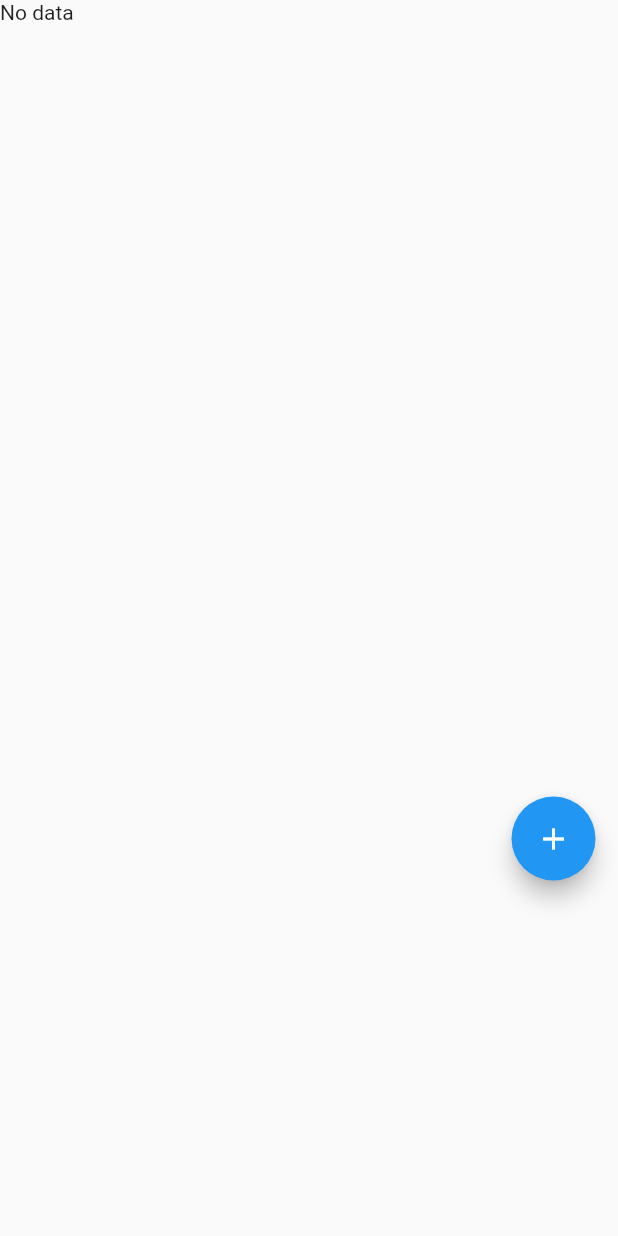
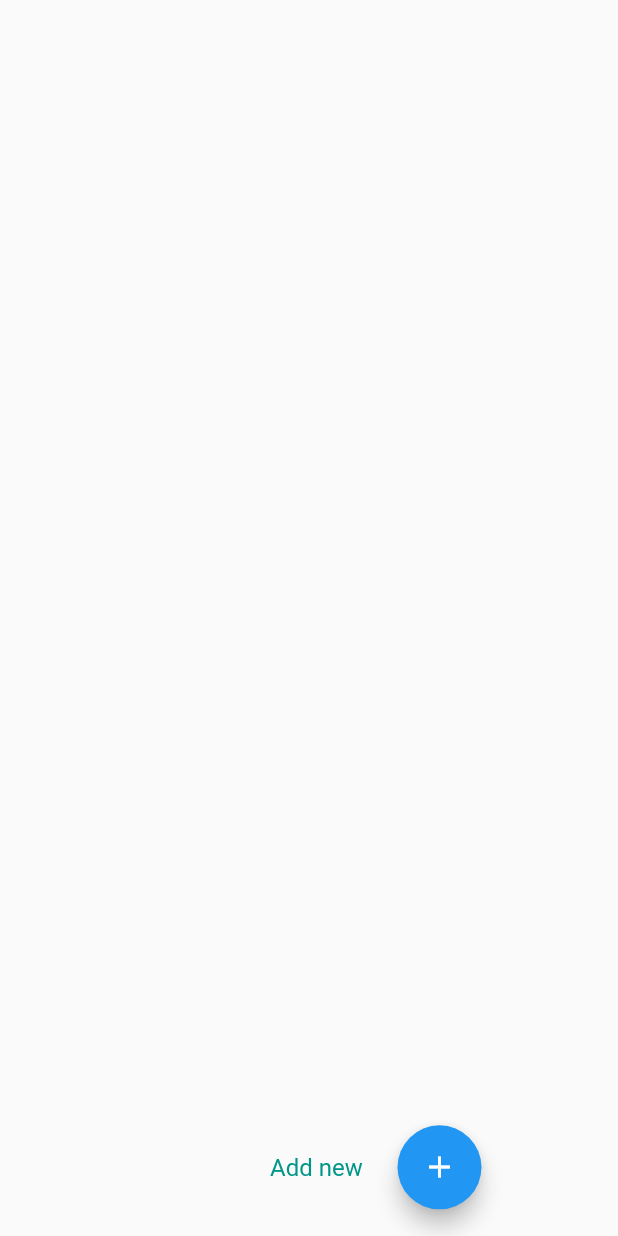
Before and after one commit to Akshaykakkodi/Expence-tracker, a Flutter app: the screen it shows after launch, on a phone screen of 412 x 824 dp. Run offline on Flutter 3.47's test engine with Material 2 defaults, Android fonts, the phone set to English and light mode, and no system bars; our stand-ins replace fluttertoast.

Commit message:
home page modification

```diff
--- a/lib/Home.dart
+++ b/lib/Home.dart
@@ -1,7 +1,7 @@
 import 'package:expense_tracke_r/page1.dart';
 import 'package:flutter/cupertino.dart';
 import 'package:flutter/material.dart';
-import 'package:shared_preferences/shared_preferences.dart';
+import 'constants.dart';
 
 class Home extends StatefulWidget {
   const Home({Key? key}) : super(key: key);
@@ -11,88 +11,102 @@ class Home extends StatefulWidget {
 }
 
 class _HomeState extends State<Home> {
-  var amnt;
-  var purpse;
+  var details;
 
+  Future<dynamic>? getData() {
+    details = Constants.expense;
+    return null;
+  }
 
-  Future<dynamic>getData() async {
-    SharedPreferences spref =await SharedPreferences.getInstance();
-    amnt= spref.getString('amount');
-    purpse= spref.getString('purpose');
-
-
-    return amnt;
-  }
   @override
   Widget build(BuildContext context) {
     return Scaffold(
       body: SafeArea(
-        child: Expanded(
-          child: ListView(
-
+        child: Column(
           children: [
-              FutureBuilder(
+            Expanded(
+              flex: 8,
+              child: FutureBuilder(
                 future: getData(),
                 builder: (context, snapshot) {
-                if(snapshot.hasData){
-                  return Padding(
-                    padding: const EdgeInsets.all(20.0),
-                    child: Card(
-                      child: Center(
+                  return ListView.builder(
+                    itemCount: Constants.expense.length,
+                    itemBuilder: (context, index) {
+                      return Card(
+                        color: Colors.cyan,
+                        child: Container(
+                          height: 80,
+                          width: double.infinity,
                           child: Column(
                             children: [
-                            Row(
+                              Padding(
+                                padding:
+                                    const EdgeInsets.only(left: 115, top: 15),
+                                child: Row(
                                   children: [
+                                    Text(
+                                      'Amount : ',
+                                      style: TextStyle(
+                                          fontSize: 18,
+                                          fontWeight: FontWeight.bold),
+                                    ),
+                                    Text(
+                                        'Rs ${Constants.expense[index]['Amount']}'),
+                                  ],
+                                ),
+                              ),
+                              SizedBox(height: 5,),
                               Padding(
-                                  padding: const EdgeInsets.all(6.0),
-                                  child: Text('Amount : ',style: TextStyle(fontSize: 20,fontWeight: FontWeight.bold,)),
+                                padding: const EdgeInsets.only(left: 115),
+                                child: Row(
+                                  children: [
+                                    Text(
+                                      'Purpose : ',
+                                      style: TextStyle(
+                                          fontSize: 18,
+                                          fontWeight: FontWeight.bold),
                                     ),
-                                Padding(
-                                  padding: const EdgeInsets.all(5.0),
-                                  child: Text('Rs $amnt',style: TextStyle(fontSize: 15)),
+                                    Text(Constants.expense[index]['purpose']),
+                                  ],
+                                ),
                               ),
                             ],
                           ),
-                            Row(
+                        ),
+                      );
+                    },
+                  );
+                },
+              ),
+            ),
+            Expanded(
+              flex: 1,
+              child: Row(
                 children: [
-
-                                Padding(
-                                  padding: const EdgeInsets.all(6.0),
-                                  child: Text('Purpose : ',style: TextStyle(fontSize: 20,fontWeight: FontWeight.bold),),
+                  SizedBox(
+                    width:250 ,
+                    child: Padding(
+                      padding: const EdgeInsets.only(left: 180),
+                      child: Text('Add new',style: TextStyle(fontSize: 16,color: Colors.teal)),
+                    ),
                   ),
                   Padding(
-                                  padding: const EdgeInsets.all(5.0),
-                                  child: Text(purpse,style: TextStyle(fontSize: 15),),
+                    padding: const EdgeInsets.all(15.0),
+                    child: FloatingActionButton(
+                      onPressed: () {
+                        Navigator.push(context, MaterialPageRoute(
+                          builder: (context) {
+                            return Mainpage();
+                          },
+                        ));
+                      },
+                      child: Icon(Icons.add),
+                    ),
                   )
                 ],
               ),
-
+            ),
           ],
-                        ),
-                      ),
-
-                    ),
-                  );
-
-                }else {return Text('No data');}
-              },),
-              SizedBox(height: 500,),
-              Row(
-                mainAxisAlignment: MainAxisAlignment.end,
-                children: [
-
-                  Padding(
-                    padding: const EdgeInsets.all(15.0),
-                    child: FloatingActionButton(onPressed: () {
-                        Navigator.push(context, MaterialPageRoute(builder: (context) {
-                          return Mainpage();
-                        },));
-                    },child: Icon(Icons.add),),
-                  )
-                ],
-              )
-            ],
-          ),
         ),
       ),
     );
--- /dev/null
+++ b/lib/constants.dart
@@ -0,0 +1,5 @@
+ class Constants{
+ static List<Map> expense =[];
+
+
+ }
```
Also changed, not shown: lib/page1.dart (+72 -48 lines). Lines whose indentation alone changed are shown as unchanged.
